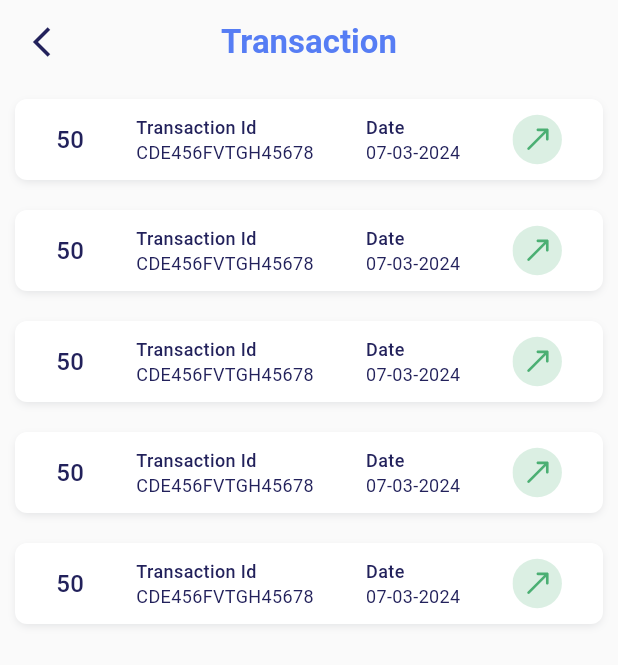
After one commit to mayurcodefencers/health_workers_app, a Flutter app: the TransactionScreen screen opened directly, on a phone screen of 412 x 824 dp. The commit adds this screen. Shown: the top 665 px of the screen. Run offline on Flutter 3.47's test engine with Material 3 defaults, Android fonts, the phone set to English and light mode, and no system bars; our stand-ins replace dio, flutter_svg, get, intro_slider, shared_preferences, sizer and 1 more; accounts and stored records are empty; Roboto replaces fonts that are missing (Montserrat).

Commit message:
Added transaction screen

```diff
--- a/lib/constants/app_const_assets.dart
+++ b/lib/constants/app_const_assets.dart
@@ -12,6 +12,8 @@ class AppAssets {
   static const String doc = "assets/svg/doc.svg";
   static const String download = "assets/svg/download.svg";
   static const String wallet = "assets/svg/wallet.svg";
+  static const String credit = "assets/svg/credit.svg";
+  static const String debit = "assets/svg/debit.svg";
 
   //PNG
   static const String bookAppointment = "assets/svg/book_appo.png";
--- /dev/null
+++ b/lib/controllers/notification/notfication_controller.dart
@@ -0,0 +1,6 @@
+import 'package:flutter/material.dart';
+import 'package:get/get.dart';
+
+class NotificationController extends GetxController {
+
+}
--- /dev/null
+++ b/lib/controllers/transaction/transaction_controller.dart
@@ -0,0 +1,6 @@
+import 'package:flutter/material.dart';
+import 'package:get/get.dart';
+
+class TransactionController extends GetxController {
+
+}
--- a/lib/core/strings.dart
+++ b/lib/core/strings.dart
@@ -66,6 +66,8 @@
  const String notification = "Notification";
  const String logOut = "logOut";
  const String healthWorker = "Health Worker";
+ const String transaction = "Transaction";
+ const String transactionId = "Transaction Id";
 
 
  final kToday = DateTime.now();
--- a/lib/screens/profile/profile_screen.dart
+++ b/lib/screens/profile/profile_screen.dart
@@ -5,6 +5,7 @@ import 'package:health_workers/constants/app_const_assets.dart';
 import 'package:health_workers/core/strings.dart';
 import 'package:health_workers/core/theme/app_color.dart';
 import 'package:health_workers/core/theme/app_text_style.dart';
+import 'package:health_workers/screens/transaction/transaction_screen.dart';
 import 'package:sizer/sizer.dart';
 
 class ProfileScreen extends StatefulWidget {
@@ -136,7 +137,9 @@ class _ProfileScreenState extends State<ProfileScreen> {
   }
   Widget walletContainer() {
     return GestureDetector(
-      onTap: () {},
+      onTap: () {
+        Get.to(() => const TransactionScreen());
+      },
       child: Container(
         padding: const EdgeInsets.all(12),
         margin: const EdgeInsets.all(15),
--- /dev/null
+++ b/lib/screens/transaction/transaction_screen.dart
@@ -0,0 +1,128 @@
+import 'package:flutter/material.dart';
+import 'package:flutter_svg/flutter_svg.dart';
+import 'package:get/get.dart';
+import 'package:health_workers/constants/app_const_assets.dart';
+import 'package:health_workers/core/strings.dart';
+import 'package:health_workers/core/theme/app_color.dart';
+import 'package:health_workers/core/theme/app_text_style.dart';
+
+class TransactionScreen extends StatefulWidget {
+  const TransactionScreen({super.key});
+
+  @override
+  State<TransactionScreen> createState() => _TransactionScreenState();
+}
+
+class _TransactionScreenState extends State<TransactionScreen> {
+  @override
+  Widget build(BuildContext context) {
+    return Scaffold(
+      backgroundColor: AppColor.whiteColor,
+      appBar: AppBar(
+        backgroundColor: AppColor.whiteColor,
+        automaticallyImplyLeading: false,
+        centerTitle: true,
+        title: Text(
+          transaction,
+          style: AppTextStyle.boldText
+              .copyWith(color: AppColor.primaryColor, fontSize: 22),
+        ),
+        leading: GestureDetector(
+          onTap: () {
+            Get.back();
+          },
+          child: const Icon(
+            Icons.arrow_back_ios_outlined,
+            color: AppColor.navyBlueColor,
+          ),
+        ),
+      ),
+      body: Column(
+         children: [
+           Expanded(
+             child: ListView.builder(
+                 physics: const BouncingScrollPhysics(),
+                 itemCount: 5,
+                 shrinkWrap: true,
+                 padding: const EdgeInsets.all(00),
+                 itemBuilder: (BuildContext context, int index) {
+                   return transactionContainer();
+                 }),
+           ),
+         ],
+      ),
+    );
+  }
+  Widget transactionContainer() {
+    return Container(
+        padding: const EdgeInsets.all(10),
+        margin: const EdgeInsets.all(10),
+        decoration: BoxDecoration(
+          color: AppColor.pureWhiteColor,
+          borderRadius: BorderRadius.circular(8),
+          boxShadow: const [
+            BoxShadow(
+              color: Color(0x19101828),
+              blurRadius: 4,
+              offset: Offset(0, 2),
+              spreadRadius: -1,
+            )
+          ],
+        ),
+        child: Row(
+          mainAxisAlignment: MainAxisAlignment.spaceAround,
+          children: [
+            Text(
+              "50",
+              style: AppTextStyle.mediumText.copyWith(
+                  color: AppColor.navyBlueColor,
+                  fontSize: 16
+              ),
+            ),
+            Column(
+              crossAxisAlignment: CrossAxisAlignment.start,
+              children: [
+                Text(
+                  transactionId,
+                  style: AppTextStyle.mediumText.copyWith(
+                      fontSize: 12,
+                      color: AppColor.navyBlueColor
+                  ),
+                ),
+                Text(
+                  "CDE456FVTGH45678",
+                  style: AppTextStyle.normalText.copyWith(
+                      fontSize: 12,
+                      color: AppColor.navyBlueColor
+                  ),
+                ),
+              ],
+            ),
+            Column(
+              crossAxisAlignment: CrossAxisAlignment.start,
+              children: [
+                Text(
+                  date,
+                  style: AppTextStyle.mediumText.copyWith(
+                      fontSize: 12,
+                      color: AppColor.navyBlueColor
+                  ),
+                ),
+                Text(
+                  "07-03-2024",
+                  style: AppTextStyle.normalText.copyWith(
+                      fontSize: 12,
+                      color: AppColor.navyBlueColor
+                  ),
+                ),
+              ],
+            ),
+            SvgPicture.asset(
+                AppAssets.credit
+            )
+          ],
+        )
+
+    );
+  }
+}
```
Also changed, not shown: assets/svg/credit.svg (added), assets/svg/debit.svg (added).
